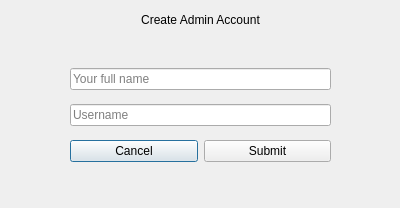
First picture: the form in D1/createadminaccountview.ui, repository GuelorEmanuel/Team-Tech-Support, before the edit.
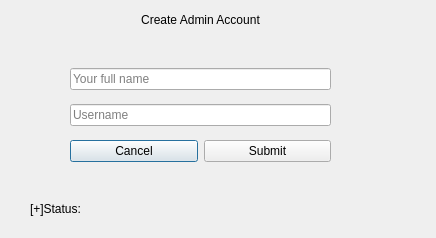
Second picture: the form after the edit.

Patch:
```diff
--- a/D1/createadminaccountview.ui
+++ b/D1/createadminaccountview.ui
@@ -6,8 +6,8 @@
    <rect>
     <x>0</x>
     <y>0</y>
-    <width>400</width>
-    <height>208</height>
+    <width>436</width>
+    <height>238</height>
    </rect>
   </property>
   <property name="windowTitle">
@@ -73,6 +73,19 @@
     </item>
    </layout>
   </widget>
+  <widget class="QLabel" name="statusLbl">
+   <property name="geometry">
+    <rect>
+     <x>30</x>
+     <y>200</y>
+     <width>371</width>
+     <height>17</height>
+    </rect>
+   </property>
+   <property name="text">
+    <string>[+]Status:</string>
+   </property>
+  </widget>
  </widget>
  <resources/>
  <connections/>
```
